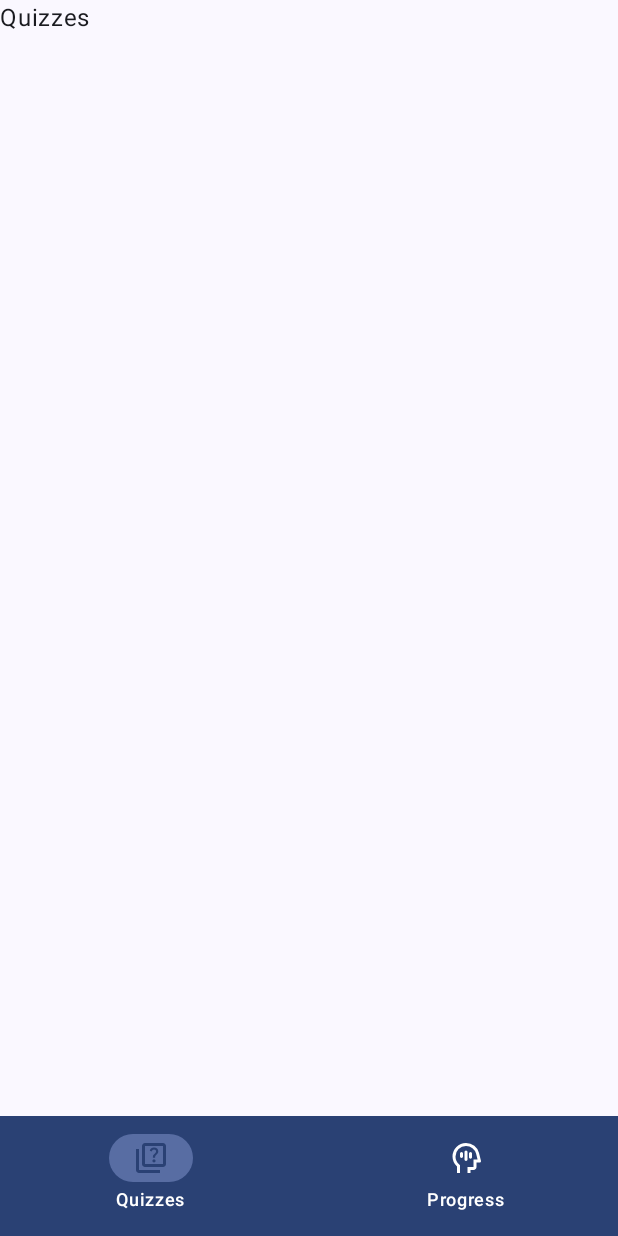
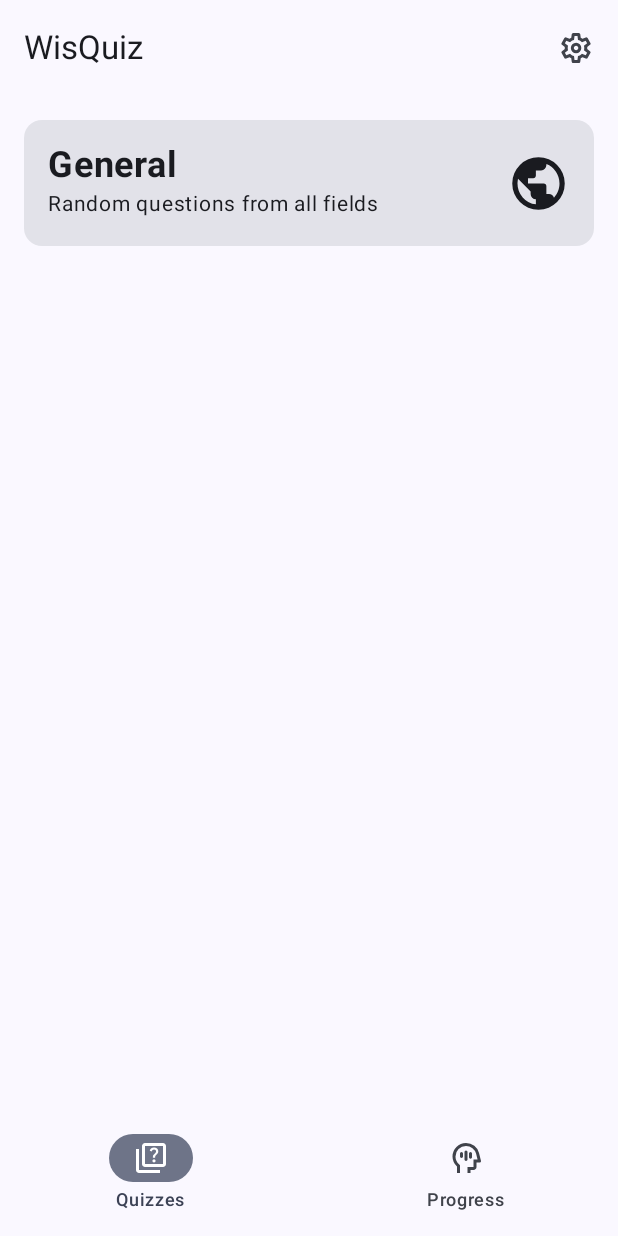
Before and after one commit to Rares23/wisquiz, an Android app built with Jetpack Compose: the screen it shows after launch (HomeActivity), on a phone screen of 412 x 824 dp. Run offline under Robolectric (Android 15) with nearby library versions, the phone set to English and light mode, and no system bars; our stand-ins replace Dagger/Hilt's generated code.

Commit message:
create quiz category card, add icons, refactor home screen

```diff
--- a/app/src/main/java/com/crxapplications/wisquiz/core/navigation/HomeNavGraph.kt
+++ b/app/src/main/java/com/crxapplications/wisquiz/core/navigation/HomeNavGraph.kt
@@ -1,20 +1,21 @@
 package com.crxapplications.wisquiz.core.navigation
 
-import androidx.compose.material3.Text
 import androidx.compose.runtime.Composable
 import androidx.navigation.NavHostController
 import androidx.navigation.compose.NavHost
 import androidx.navigation.compose.composable
+import com.crxapplications.wisquiz.flows.quiz.presentation.page.QuizzesListPage
+import com.crxapplications.wisquiz.flows.stats.presentation.page.StatsPage
 
 @Composable
 fun HomeNavGraph(navController: NavHostController) {
     NavHost(navController = navController, startDestination = Route.Quizzes.route) {
         composable(Route.Quizzes.route) {
-            Text(text = "Quizzes")
+            QuizzesListPage()
         }
 
         composable(Route.Progress.route) {
-            Text(text = "Progress")
+            StatsPage()
         }
     }
 }
--- a/app/src/main/java/com/crxapplications/wisquiz/flows/home/presentation/screen/HomeScreen.kt
+++ b/app/src/main/java/com/crxapplications/wisquiz/flows/home/presentation/screen/HomeScreen.kt
@@ -2,15 +2,26 @@ package com.crxapplications.wisquiz.flows.home.presentation.screen
 
 import androidx.compose.foundation.layout.padding
 import androidx.compose.material3.ExperimentalMaterial3Api
+import androidx.compose.material3.Icon
+import androidx.compose.material3.IconButton
+import androidx.compose.material3.IconButtonColors
+import androidx.compose.material3.IconButtonDefaults
+import androidx.compose.material3.MaterialTheme
 import androidx.compose.material3.Scaffold
 import androidx.compose.material3.Surface
+import androidx.compose.material3.Text
+import androidx.compose.material3.TopAppBar
+import androidx.compose.material3.TopAppBarDefaults
 import androidx.compose.runtime.Composable
 import androidx.compose.runtime.getValue
 import androidx.compose.ui.Modifier
+import androidx.compose.ui.graphics.vector.ImageVector
+import androidx.compose.ui.res.stringResource
+import androidx.compose.ui.res.vectorResource
 import androidx.navigation.NavGraph.Companion.findStartDestination
-import androidx.navigation.NavOptions
 import androidx.navigation.compose.currentBackStackEntryAsState
 import androidx.navigation.compose.rememberNavController
+import com.crxapplications.wisquiz.R
 import com.crxapplications.wisquiz.core.navigation.Route
 import com.crxapplications.wisquiz.core.navigation.HomeNavGraph
 import com.crxapplications.wisquiz.flows.home.presentation.view.HomeBottomNavigationBar
@@ -21,10 +32,29 @@ fun HomeScreen() {
     val navController = rememberNavController()
     val navBackStackEntry by navController.currentBackStackEntryAsState()
 
+    val currentPageRoute = navBackStackEntry?.destination?.route ?: Route.Quizzes.route
+
     Scaffold(
+        topBar = {
+            TopAppBar(
+                title = { Text(text = stringResource(id = R.string.app_name)) },
+                actions = {
+                    IconButton(
+                        onClick = { /*TODO*/ },
+                    ) {
+                        Icon(
+                            ImageVector.vectorResource(id = R.drawable.ic_settings),
+                            contentDescription = stringResource(
+                                id = R.string.settings_icon_cd
+                            )
+                        )
+                    }
+                }
+            )
+        },
         bottomBar = {
-            HomeBottomNavigationBar(currentPageRoute = navBackStackEntry?.destination?.route
-                ?: Route.Quizzes.route,
+            HomeBottomNavigationBar(
+                currentPageRoute = currentPageRoute,
                 onMenuItemPress = { route ->
                     navController.navigate(
                         route.route
--- a/app/src/main/java/com/crxapplications/wisquiz/flows/home/presentation/view/HomeBottonNavigationBar.kt
+++ b/app/src/main/java/com/crxapplications/wisquiz/flows/home/presentation/view/HomeBottonNavigationBar.kt
@@ -35,17 +35,12 @@ fun HomeBottomNavigationBar(
     )
 
     NavigationBar(
-        containerColor = MaterialTheme.colorScheme.primary,
+        containerColor = MaterialTheme.colorScheme.surface,
     ) {
         bottomNavItems.forEach { item ->
             NavigationBarItem(
                 selected = currentPageRoute == item.route.route,
                 onClick = { onMenuItemPress(item.route) },
-                colors = NavigationBarItemDefaults.colors(
-                    indicatorColor = MaterialTheme.colorScheme.primaryContainer.withOpacity(0.9f),
-                    selectedIconColor = MaterialTheme.colorScheme.primary,
-                    unselectedIconColor = MaterialTheme.colorScheme.onPrimary,
-                ),
                 icon = {
                     Icon(
                         imageVector = item.icon,
@@ -58,7 +53,6 @@ fun HomeBottomNavigationBar(
                 label = {
                     Text(
                         text = item.name,
-                        color = MaterialTheme.colorScheme.onPrimary
                     )
                 },
             )
--- /dev/null
+++ b/app/src/main/java/com/crxapplications/wisquiz/flows/quiz/presentation/page/QuizzesListPage.kt
@@ -0,0 +1,15 @@
+package com.crxapplications.wisquiz.flows.quiz.presentation.page
+
+import androidx.compose.foundation.layout.Column
+import androidx.compose.foundation.layout.padding
+import androidx.compose.runtime.Composable
+import androidx.compose.ui.Modifier
+import androidx.compose.ui.unit.dp
+import com.crxapplications.wisquiz.flows.quiz.presentation.view.QuizCategoryCard
+
+@Composable
+fun QuizzesListPage() {
+    Column {
+        QuizCategoryCard(modifier = Modifier.padding(16.dp))
+    }
+}
--- /dev/null
+++ b/app/src/main/java/com/crxapplications/wisquiz/flows/quiz/presentation/view/QuizCategoryCard.kt
@@ -0,0 +1,52 @@
+package com.crxapplications.wisquiz.flows.quiz.presentation.view
+
+import androidx.compose.animation.expandHorizontally
+import androidx.compose.foundation.layout.Column
+import androidx.compose.foundation.layout.Row
+import androidx.compose.foundation.layout.Spacer
+import androidx.compose.foundation.layout.fillMaxWidth
+import androidx.compose.foundation.layout.height
+import androidx.compose.foundation.layout.padding
+import androidx.compose.foundation.layout.width
+import androidx.compose.material3.Card
+import androidx.compose.material3.Icon
+import androidx.compose.material3.Text
+import androidx.compose.runtime.Composable
+import androidx.compose.ui.Alignment
+import androidx.compose.ui.Modifier
+import androidx.compose.ui.graphics.vector.ImageVector
+import androidx.compose.ui.res.vectorResource
+import androidx.compose.ui.text.font.FontWeight
+import androidx.compose.ui.unit.dp
+import androidx.compose.ui.unit.sp
+import com.crxapplications.wisquiz.R
+
+@Composable
+fun QuizCategoryCard(modifier: Modifier = Modifier) {
+    Card(
+        modifier = modifier.fillMaxWidth()
+    ) {
+        Row(
+            modifier = Modifier.padding(16.dp),
+            verticalAlignment = Alignment.CenterVertically,
+        ) {
+            Column(
+                modifier = Modifier.weight(1f)
+            ) {
+                Text(text = "General", fontSize = 24.sp, fontWeight = FontWeight.Bold)
+                Text(
+                    text = "Random questions from all fields",
+                    fontSize = 14.sp
+                )
+            }
+            Spacer(modifier = Modifier.width(16.dp))
+            Icon(
+                imageVector = ImageVector.vectorResource(R.drawable.ic_globe),
+                modifier = Modifier
+                    .width(42.dp)
+                    .height(42.dp),
+                contentDescription = null,
+            )
+        }
+    }
+}
--- a/app/src/main/java/com/crxapplications/wisquiz/ui/theme/Theme.kt
+++ b/app/src/main/java/com/crxapplications/wisquiz/ui/theme/Theme.kt
@@ -58,8 +58,8 @@ fun WisQuizTheme(
     if (!view.isInEditMode) {
         SideEffect {
             val window = (view.context as Activity).window
-            window.statusBarColor = colorScheme.primary.toArgb()
-            WindowCompat.getInsetsController(window, view).isAppearanceLightStatusBars = darkTheme
+            window.statusBarColor = colorScheme.background.toArgb()
+            WindowCompat.getInsetsController(window, view).isAppearanceLightStatusBars = !darkTheme
         }
     }
 
--- /dev/null
+++ b/app/src/main/res/drawable/ic_globe.xml
@@ -0,0 +1,9 @@
+<vector xmlns:android="http://schemas.android.com/apk/res/android"
+    android:width="24dp"
+    android:height="24dp"
+    android:viewportWidth="960"
+    android:viewportHeight="960">
+  <path
+      android:fillColor="#FF000000"
+      android:pathData="M480,880q-83,0 -156,-31.5T197,763q-54,-54 -85.5,-127T80,480q0,-83 31.5,-156T197,197q54,-54 127,-85.5T480,80q83,0 156,31.5T763,197q54,54 85.5,127T880,480q0,83 -31.5,156T763,763q-54,54 -127,85.5T480,880ZM440,798v-78q-33,0 -56.5,-23.5T360,640v-40L168,408q-3,18 -5.5,36t-2.5,36q0,121 79.5,212T440,798ZM716,696q20,-22 36,-47.5t26.5,-53q10.5,-27.5 16,-56.5t5.5,-59q0,-98 -54.5,-179T600,184v16q0,33 -23.5,56.5T520,280h-80v80q0,17 -11.5,28.5T400,400h-80v80h240q17,0 28.5,11.5T600,520v120h40q26,0 47,15.5t29,40.5Z"/>
+</vector>
--- /dev/null
+++ b/app/src/main/res/drawable/ic_settings.xml
@@ -0,0 +1,9 @@
+<vector xmlns:android="http://schemas.android.com/apk/res/android"
+    android:width="24dp"
+    android:height="24dp"
+    android:viewportWidth="960"
+    android:viewportHeight="960">
+  <path
+      android:fillColor="#FF000000"
+      android:pathData="M555,880L405,880q-15,0 -26,-10t-13,-25l-12,-93q-13,-5 -24.5,-12T307,725l-87,36q-14,5 -28,1t-22,-17L96,616q-8,-13 -5,-28t15,-24l75,-57q-1,-7 -1,-13.5v-27q0,-6.5 1,-13.5l-75,-57q-12,-9 -15,-24t5,-28l74,-129q7,-14 21.5,-17.5T220,199l87,36q11,-8 23,-15t24,-12l12,-93q2,-15 13,-25t26,-10h150q15,0 26,10t13,25l12,93q13,5 24.5,12t22.5,15l87,-36q14,-5 28,-1t22,17l74,129q8,13 5,28t-15,24l-75,57q1,7 1,13.5v27q0,6.5 -2,13.5l75,57q12,9 15,24t-5,28l-74,128q-8,13 -22.5,17.5T738,761l-85,-36q-11,8 -23,15t-24,12l-12,93q-2,15 -13,25t-26,10ZM482,620q58,0 99,-41t41,-99q0,-58 -41,-99t-99,-41q-59,0 -99.5,41T342,480q0,58 40.5,99t99.5,41ZM482,540q-25,0 -42.5,-17.5T422,480q0,-25 17.5,-42.5T482,420q25,0 42.5,17.5T542,480q0,25 -17.5,42.5T482,540ZM480,480ZM440,800h79l14,-106q31,-8 57.5,-23.5T639,633l99,41 39,-68 -86,-65q5,-14 7,-29.5t2,-31.5q0,-16 -2,-31.5t-7,-29.5l86,-65 -39,-68 -99,42q-22,-23 -48.5,-38.5T533,266l-13,-106h-79l-14,106q-31,8 -57.5,23.5T321,327l-99,-41 -39,68 86,64q-5,15 -7,30t-2,32q0,16 2,31t7,30l-86,65 39,68 99,-42q22,23 48.5,38.5T427,694l13,106Z"/>
+</vector>
--- a/app/src/main/res/values/strings.xml
+++ b/app/src/main/res/values/strings.xml
@@ -3,4 +3,5 @@
     <string name="quizzes_page_bottom_nav_label">Quizzes</string>
     <string name="progress_page_bottom_nav_label">Progress</string>
     <string name="home_page_bottom_nav_item_content_description">%1$s Icon</string>
+    <string name="settings_icon_cd">Settings Icon</string>
 </resources>
```
Also changed, not shown: app/src/main/java/com/crxapplications/wisquiz/flows/stats/presentation/page/StatsPage.kt (added, +12 -0 lines), app/src/main/res/drawable/ic_art.xml (added, +9 -0 lines), app/src/main/res/drawable/ic_landscape.xml (added, +9 -0 lines), app/src/main/res/drawable/ic_movie.xml (added, +9 -0 lines), app/src/main/res/drawable/ic_myth.xml (added, +9 -0 lines), app/src/main/res/drawable/ic_science.xml (added, +9 -0 lines), app/src/main/res/drawable/ic_shapes.xml (added, +9 -0 lines), app/src/main/res/drawable/ic_swords.xml (added, +9 -0 lines).
